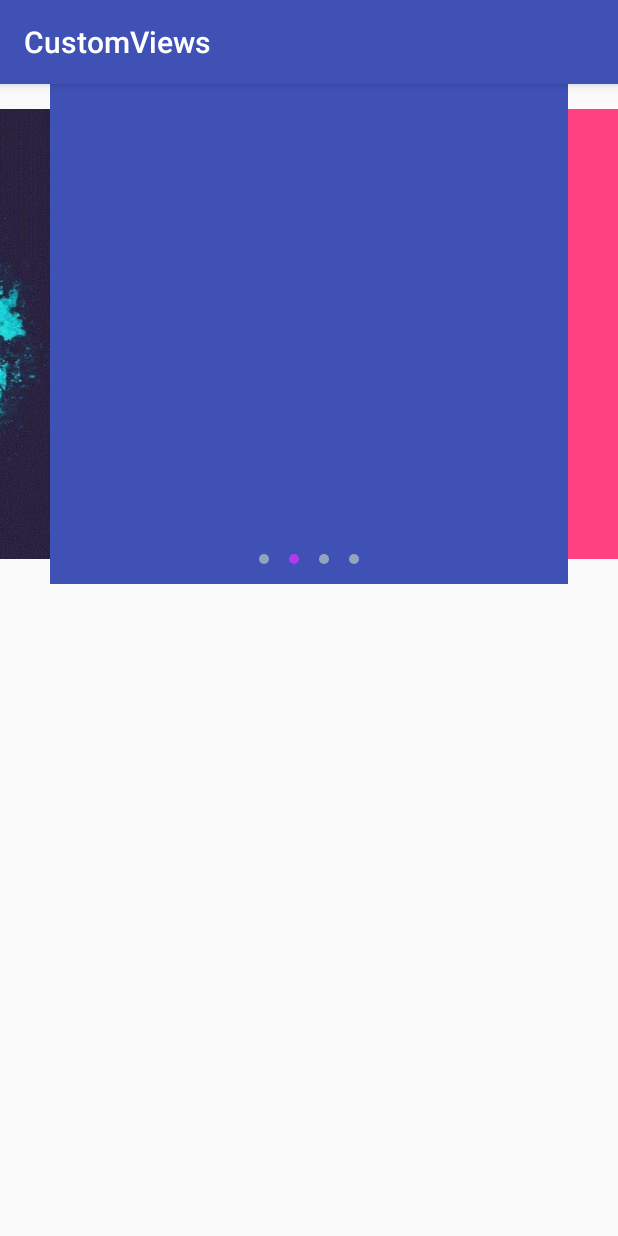
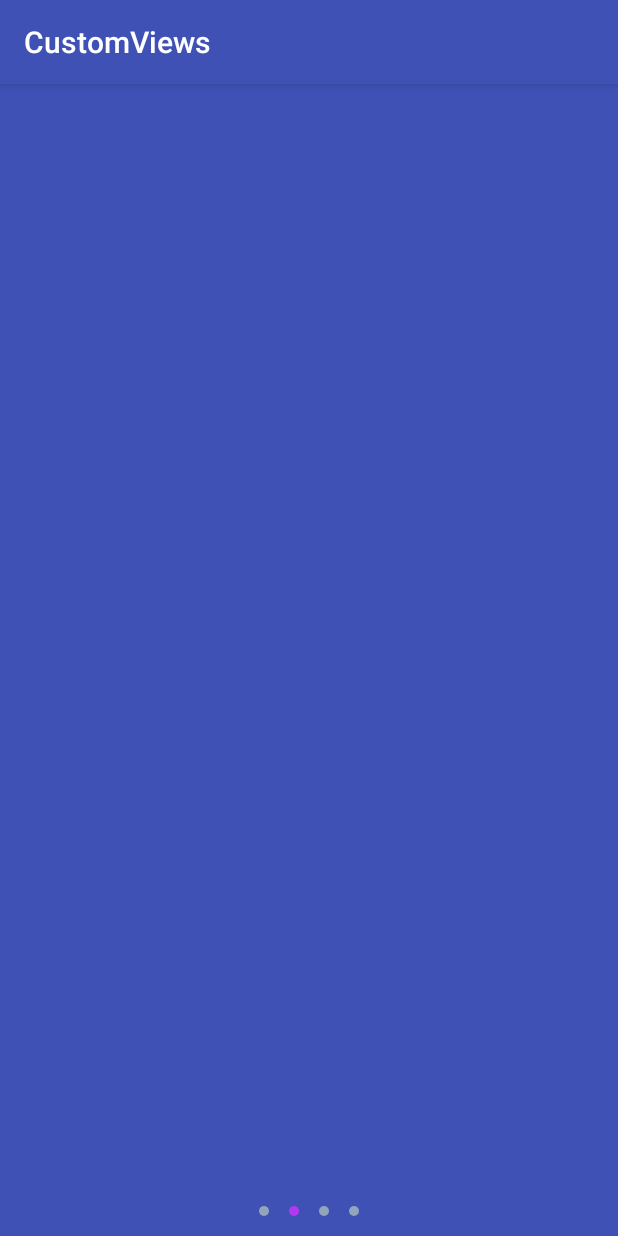
Before and after one commit to Muin613/CustomViews, an Android app: the screen it shows after launch (BannerTestAct), on a phone screen of 412 x 824 dp. Run offline under Robolectric (Android 15) with nearby library versions, the phone set to English and light mode, and no system bars.

Commit message:
增加transformer

```diff
--- /dev/null
+++ b/app/src/main/java/com/mh/customviews/Banner/Transform/X3DTransformer.java
@@ -0,0 +1,37 @@
+package com.mh.customviews.Banner.Transform;
+
+import android.graphics.Camera;
+import android.support.v4.view.ViewPager;
+import android.view.View;
+
+/**
+ * Created by Administrator on 2017/9/26.
+ */
+
+public class X3DTransformer implements ViewPager.PageTransformer {
+
+//viewpager 在加上transformer之后把view重新绘制了改变了view的大小
+
+    @Override
+    public void transformPage(View page, float position) {
+        if (position <-1) {
+           page.setAlpha(0);
+        } else if (position <1) {
+            if(position<0){
+                page.setAlpha(1);
+//                绕着右边的边线的中点旋转
+                page.setPivotX(page.getMeasuredWidth());
+                page.setPivotY(page.getMeasuredHeight()/2);
+                page.setRotationY(90*position);
+            }else{
+                page.setAlpha(1);
+//                绕着左边的边线的中点旋转
+                page.setPivotX(0);
+                page.setPivotY(page.getMeasuredHeight()/2);
+                page.setRotationY(90*position);
+            }
+        } else {
+            page.setAlpha(0);
+        }
+    }
+}
--- a/app/src/main/java/com/mh/customviews/BannerTestAct.java
+++ b/app/src/main/java/com/mh/customviews/BannerTestAct.java
@@ -11,6 +11,7 @@ import com.mh.customviews.Banner.IMHBannerVH;
 import com.mh.customviews.Banner.MHBanner;
 import com.mh.customviews.Banner.MHBannerData;
 import com.mh.customviews.Banner.Transform.CoverModeTransformer;
+import com.mh.customviews.Banner.Transform.X3DTransformer;
 
 import java.util.ArrayList;
 import java.util.List;
@@ -36,7 +37,7 @@ public class BannerTestAct extends AppCompatActivity implements IMHBannerImageLo
         data.add(D2);
         data.add(D3);
         data.add(D3);
-        banner.setData(data).setLoaderListener(this).setTransform(true, new CoverModeTransformer(banner.getViewPager())).setBannerItem(this).build();
+        banner.setData(data).setLoaderListener(this).setTransform(true, new X3DTransformer()).setBannerItem(this).build();
 
     }
 
--- a/app/src/main/res/layout/act_banner.xml
+++ b/app/src/main/res/layout/act_banner.xml
@@ -7,11 +7,11 @@
 
     <com.mh.customviews.Banner.MHBanner
         android:layout_width="match_parent"
-        android:layout_height="500px"
+        android:layout_height="match_parent"
         android:id="@+id/banner"
         mm:banner_point_normal="@drawable/mh_banner_indcator_normal"
         mm:banner_point_selected="@drawable/mh_banner_indcator_select"
-        mm:banner_margin="50px"
+        mm:banner_margin="0px"
         mm:banner_loop="true"
         mm:banner_point_visibility="true" />
 </LinearLayout>
```
